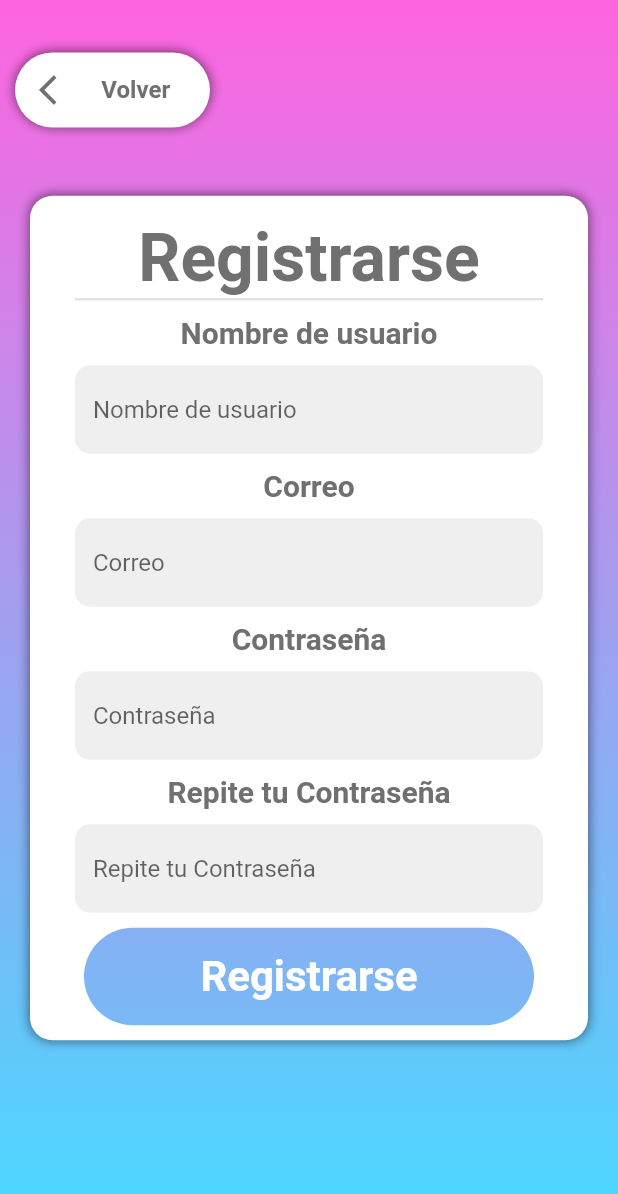
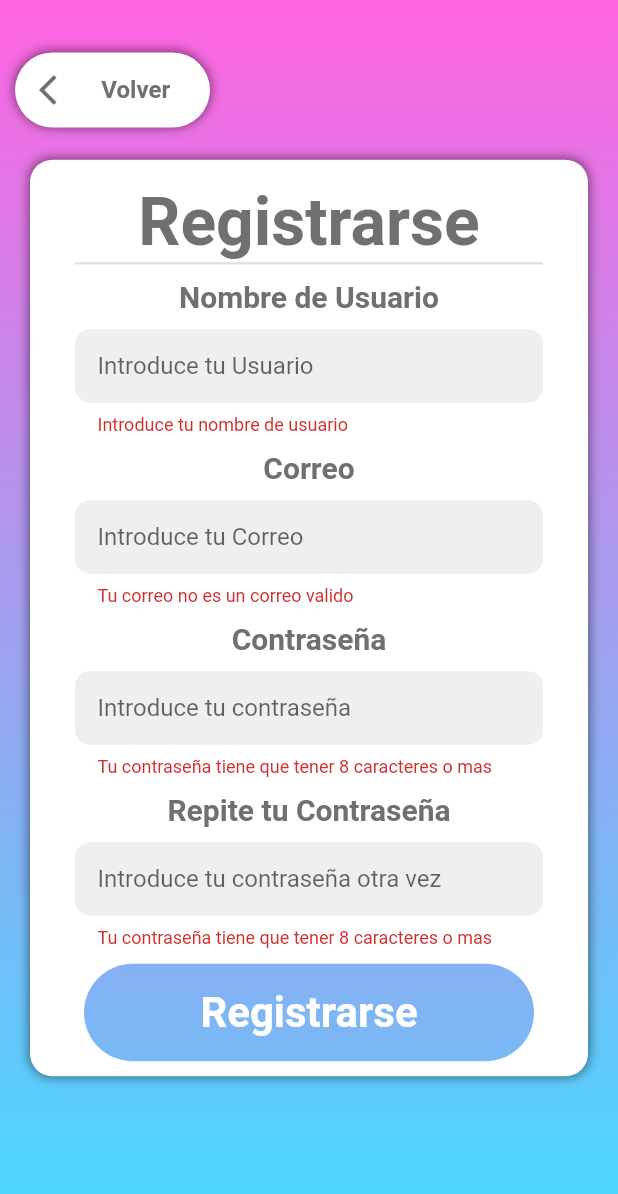
Before and after one commit to gonagutor/dndmin, a Flutter app: the MyRegisterScreen screen opened directly, after a tap on "Registrarse", on a phone screen of 412 x 824 dp. Shown: the top 1194 px of the screen. Run offline on Flutter 3.47's test engine with Material 2 defaults, Android fonts, the phone set to English and light mode, and no system bars; our stand-ins replace flutter_secure_storage, font_awesome_flutter; accounts and stored records are empty.

Commit message:
Register screen reordered and validation implemented

```diff
--- a/lib/screens/registerScreen.dart
+++ b/lib/screens/registerScreen.dart
@@ -127,7 +127,9 @@ class RegisterButton extends StatelessWidget {
             ),
           ),
           child: FlatButton(
-            onPressed: () {},
+            onPressed: () {
+              RegisterForm.registerForm.currentState.validate();
+            },
             color: const Color(0x0091AAF3),
             shape:
                 RoundedRectangleBorder(borderRadius: BorderRadius.circular(45)),
@@ -143,159 +145,6 @@ class RegisterButton extends StatelessWidget {
           ),
         ),
       ),
-    );
-  }
-}
-
-class RegisterForm extends StatelessWidget {
-  @override
-  Widget build(BuildContext context) {
-    return Column(
-      children: [
-        Padding(
-          padding: EdgeInsets.only(top: 10),
-          child: Text(
-            'Nombre de usuario',
-            style: TextStyle(
-                fontSize: 20,
-                fontWeight: FontWeight.bold,
-                color: const Color(0xFF707070)),
-          ),
-        ),
-        Padding(
-          padding: EdgeInsets.only(left: 30, right: 30, top: 10),
-          child: TextFormField(
-            //controller: uNameController,
-            validator: (value) {
-              if (value.isEmpty) {
-                return 'Introduce Tu Nombre de usuario';
-              }
-              return null;
-            },
-            decoration: InputDecoration(
-              hintText: 'Nombre de usuario',
-              filled: true,
-              fillColor: const Color(0xFFEFEFEF),
-              hoverColor: const Color(0xFFEFEFEF),
-              focusColor: const Color(0xFFEFEFEF),
-              border: OutlineInputBorder(
-                borderSide: BorderSide.none,
-                borderRadius: BorderRadius.all(
-                  Radius.circular(10),
-                ),
-              ),
-            ),
-          ),
-        ),
-        Padding(
-          padding: EdgeInsets.only(top: 10),
-          child: Text(
-            'Correo',
-            style: TextStyle(
-                fontSize: 20,
-                fontWeight: FontWeight.bold,
-                color: const Color(0xFF707070)),
-          ),
-        ),
-        Padding(
-          padding: EdgeInsets.only(left: 30, right: 30, top: 10),
-          child: TextFormField(
-            //controller: pwdController,
-            obscureText: true,
-            validator: (value) {
-              if (value.isEmpty) {
-                return 'Introduce Tu Correo';
-              }
-              return null;
-            },
-            decoration: InputDecoration(
-              hintText: 'Correo',
-              filled: true,
-              fillColor: const Color(0xFFEFEFEF),
-              hoverColor: const Color(0xFFEFEFEF),
-              focusColor: const Color(0xFFEFEFEF),
-              border: OutlineInputBorder(
-                borderSide: BorderSide.none,
-                borderRadius: BorderRadius.all(
-                  Radius.circular(10),
-                ),
-              ),
-            ),
-          ),
-        ),
-        Padding(
-          padding: EdgeInsets.only(top: 10),
-          child: Text(
-            'Contraseña',
-            style: TextStyle(
-                fontSize: 20,
-                fontWeight: FontWeight.bold,
-                color: const Color(0xFF707070)),
-          ),
-        ),
-        Padding(
-          padding: EdgeInsets.only(left: 30, right: 30, top: 10),
-          child: TextFormField(
-            //controller: pwdController,
-            obscureText: true,
-            validator: (value) {
-              if (value.isEmpty) {
-                return 'Introduce Tu Contraseña';
-              }
-              return null;
-            },
-            decoration: InputDecoration(
-              hintText: 'Contraseña',
-              filled: true,
-              fillColor: const Color(0xFFEFEFEF),
-              hoverColor: const Color(0xFFEFEFEF),
-              focusColor: const Color(0xFFEFEFEF),
-              border: OutlineInputBorder(
-                borderSide: BorderSide.none,
-                borderRadius: BorderRadius.all(
-                  Radius.circular(10),
-                ),
-              ),
-            ),
-          ),
-        ),
-        Padding(
-          padding: EdgeInsets.only(top: 10),
-          child: Text(
-            'Repite tu Contraseña',
-            style: TextStyle(
-                fontSize: 20,
-                fontWeight: FontWeight.bold,
-                color: const Color(0xFF707070)),
-          ),
-        ),
-        Padding(
-          padding: EdgeInsets.only(left: 30, right: 30, top: 10),
-          child: TextFormField(
-            //controller: pwdController,
-            obscureText: true,
-            validator: (value) {
-              if (value.isEmpty) {
-                return 'Introduce Tu Contraseña';
-              }
-              return null;
-            },
-            decoration: InputDecoration(
-              hintText: 'Repite tu Contraseña',
-              filled: true,
-              fillColor: const Color(0xFFEFEFEF),
-              hoverColor: const Color(0xFFEFEFEF),
-              focusColor: const Color(0xFFEFEFEF),
-              border: OutlineInputBorder(
-                borderSide: BorderSide.none,
-                borderRadius: BorderRadius.all(
-                  Radius.circular(10),
-                ),
-              ),
-            ),
-          ),
-        ),
-      ],
     );
   }
 }
--- a/lib/ui/register/all.dart
+++ b/lib/ui/register/all.dart
@@ -0,0 +1 @@
+export 'registerForm.dart';
--- /dev/null
+++ b/lib/ui/register/registerForm.dart
@@ -0,0 +1,130 @@
+import 'package:flutter/material.dart';
+
+class FormItem extends StatelessWidget {
+  final String topTag;
+  final String insideTag;
+  final bool obscured;
+  final TextEditingController formKey;
+  final Function validator;
+
+  FormItem({
+    @required this.topTag,
+    @required this.insideTag,
+    @required this.formKey,
+    @required this.validator,
+    this.obscured = false,
+  });
+
+  @override
+  Widget build(BuildContext context) {
+    return Column(
+      children: [
+        Padding(
+          padding: EdgeInsets.only(top: 10),
+          child: Text(
+            topTag,
+            style: TextStyle(
+                fontSize: 20,
+                fontWeight: FontWeight.bold,
+                color: const Color(0xFF707070)),
+          ),
+        ),
+        Padding(
+          padding: EdgeInsets.only(left: 30, right: 30, top: 10),
+          child: TextFormField(
+            controller: formKey,
+            obscureText: obscured,
+            validator: validator,
+            decoration: InputDecoration(
+              contentPadding:
+                  EdgeInsets.symmetric(vertical: 15, horizontal: 15),
+              hintText: insideTag,
+              filled: true,
+              fillColor: const Color(0xFFEFEFEF),
+              hoverColor: const Color(0xFFEFEFEF),
+              focusColor: const Color(0xFFEFEFEF),
+              border: OutlineInputBorder(
+                borderSide: BorderSide.none,
+                borderRadius: BorderRadius.all(
+                  Radius.circular(10),
+                ),
+              ),
+            ),
+          ),
+        ),
+      ],
+    );
+  }
+}
+
+final TextEditingController _usernameKey = TextEditingController();
+final TextEditingController _mailKey = TextEditingController();
+final TextEditingController _pwdKey = TextEditingController();
+final TextEditingController _repPwdKey = TextEditingController();
+
+class RegisterForm extends StatelessWidget {
+  static final registerForm = GlobalKey<FormState>();
+  @override
+  Widget build(BuildContext context) {
+    return Form(
+      key: registerForm,
+      child: Column(
+        children: [
+          FormItem(
+            formKey: _usernameKey,
+            topTag: 'Nombre de Usuario',
+            insideTag: 'Introduce tu Usuario',
+            validator: (value) {
+              if (value.toString().contains(RegExp(r'\W')))
+                return 'Tu usuario no puede contener caracteres especiales';
+              if (value.isEmpty) return 'Introduce tu nombre de usuario';
+              return null;
+            },
+          ),
+          FormItem(
+            formKey: _mailKey,
+            topTag: 'Correo',
+            insideTag: 'Introduce tu Correo',
+            validator: (value) {
+              if (!value.toString().contains("@"))
+                return 'Tu correo no es un correo valido';
+              if (value.isEmpty) return 'Introduce tu correo';
+              return null;
+            },
+          ),
+          FormItem(
+            formKey: _pwdKey,
+            topTag: 'Contraseña',
+            insideTag: 'Introduce tu contraseña',
+            obscured: true,
+            validator: (value) {
+              print(value.toString().length);
+              if (value.toString().length < 8)
+                return 'Tu contraseña tiene que tener 8 caracteres o mas';
+              if (value != _repPwdKey.value.text)
+                return 'Las contraseñas no coinciden';
+              if (value.isEmpty) return 'Introduce tu contraseña';
+
+              return null;
+            },
+          ),
+          FormItem(
+            formKey: _repPwdKey,
+            topTag: 'Repite tu Contraseña',
+            insideTag: 'Introduce tu contraseña otra vez',
+            obscured: true,
+            validator: (value) {
+              if (value.toString().length < 8)
+                return 'Tu contraseña tiene que tener 8 caracteres o mas';
+              if (value != _pwdKey.value.text)
+                return 'Las contraseñas no coinciden';
+              if (value.isEmpty) return 'Introduce tu contraseña';
+
+              return null;
+            },
+          ),
+        ],
+      ),
+    );
+  }
+}
```
